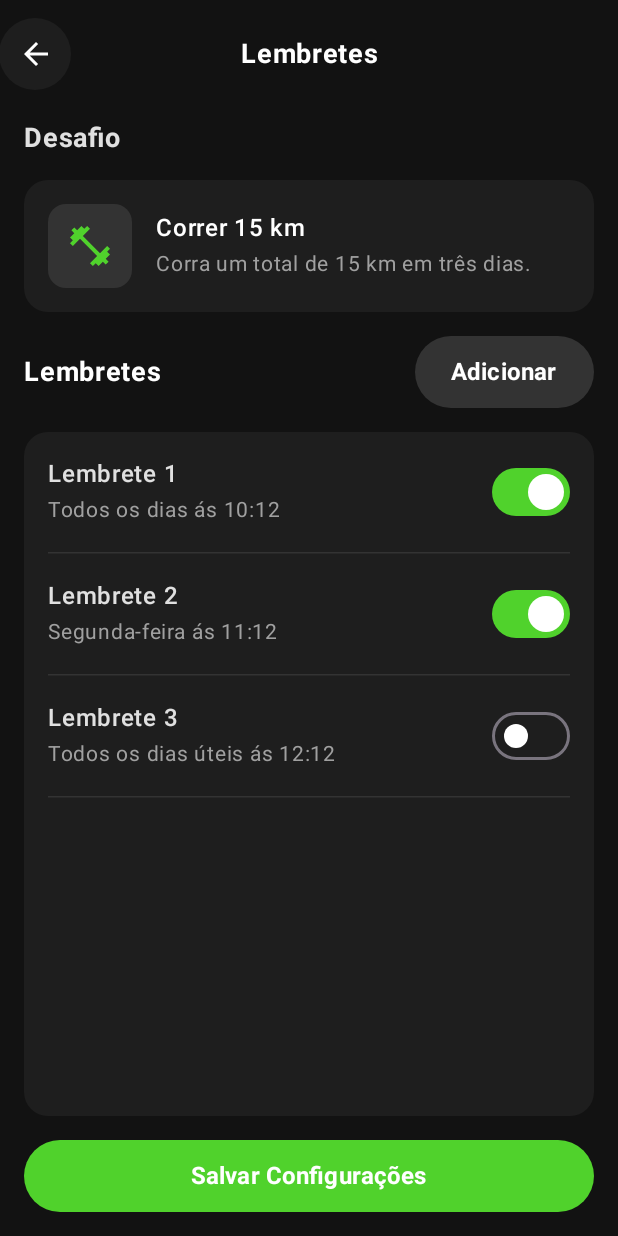
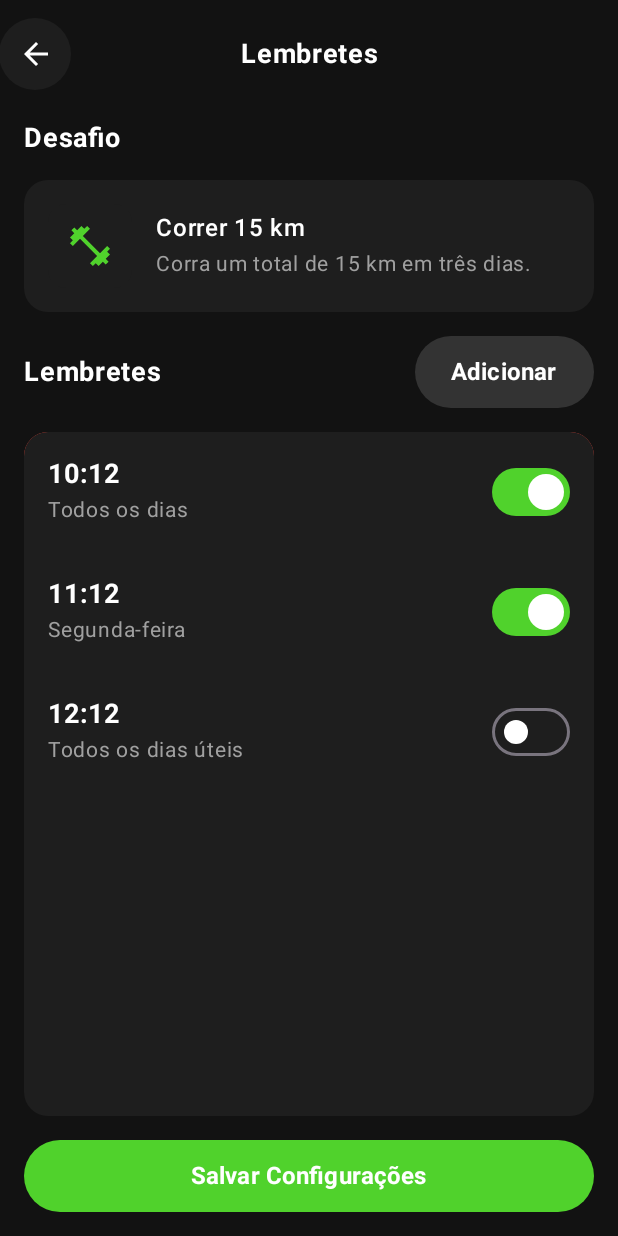
Before and after one commit to silva021/Minha_Jornada, an Android app built with Jetpack Compose: the @Preview function RemindersScreenPreview, on a phone screen of 412 x 824 dp. Run offline under Robolectric (Android 15) with nearby library versions, the phone set to English and light mode, and no system bars.

Commit message:
feat: update navigation and add swipe-to-dismiss functionality for reminders

```diff
--- a/app/src/main/java/com/silva021/minhajornada/ui/screens/challenges/reminders/RemindersContent.kt
+++ b/app/src/main/java/com/silva021/minhajornada/ui/screens/challenges/reminders/RemindersContent.kt
@@ -1,6 +1,8 @@
 package com.silva021.minhajornada.ui.screens.challenges.reminders
 
+import android.util.Log
 import androidx.compose.foundation.background
+import androidx.compose.foundation.clickable
 import androidx.compose.foundation.layout.Arrangement
 import androidx.compose.foundation.layout.Box
 import androidx.compose.foundation.layout.Column
@@ -12,17 +14,21 @@ import androidx.compose.foundation.layout.height
 import androidx.compose.foundation.layout.padding
 import androidx.compose.foundation.layout.size
 import androidx.compose.foundation.lazy.LazyColumn
-import androidx.compose.foundation.lazy.itemsIndexed
+import androidx.compose.foundation.lazy.items
 import androidx.compose.foundation.shape.RoundedCornerShape
 import androidx.compose.material.icons.Icons
+import androidx.compose.material.icons.filled.Delete
 import androidx.compose.material.icons.filled.FitnessCenter
-import androidx.compose.material3.HorizontalDivider
 import androidx.compose.material3.Icon
 import androidx.compose.material3.MaterialTheme
+import androidx.compose.material3.SwipeToDismissBox
+import androidx.compose.material3.SwipeToDismissBoxValue
 import androidx.compose.material3.Switch
 import androidx.compose.material3.SwitchDefaults
 import androidx.compose.material3.Text
+import androidx.compose.material3.rememberSwipeToDismissBoxState
 import androidx.compose.runtime.Composable
+import androidx.compose.runtime.LaunchedEffect
 import androidx.compose.ui.Alignment
 import androidx.compose.ui.Modifier
 import androidx.compose.ui.draw.clip
@@ -52,7 +58,9 @@ fun RemindersContent(
     reminders: List<Reminder>,
     onBackPressed: () -> Unit,
     onAddReminderClick: () -> Unit,
+    onEditReminder: (Reminder) -> Unit,
     onUpdateReminder: (Reminder) -> Unit,
+    onDeleteReminder: (Int) -> Unit,
     onSaveSettingsClick: () -> Unit,
 ) {
     Column(
@@ -69,7 +77,7 @@ fun RemindersContent(
         ) {
             Text(
                 text = "Desafio",
-                color = Color(0xFFE0E0E0),
+                color = Palette.textPrimary,
                 fontSize = 18.sp,
                 fontWeight = FontWeight.Bold,
                 modifier = Modifier.padding(bottom = 16.dp)
@@ -86,7 +94,7 @@ fun RemindersContent(
                 Box(
                     modifier = Modifier
                         .size(56.dp)
-                        .background(Color(0xFF333333), RoundedCornerShape(12.dp)),
+                        .background(Palette.cardBackground, RoundedCornerShape(12.dp)),
                     contentAlignment = Alignment.Center
                 ) {
                     Icon(
@@ -145,19 +153,18 @@ fun RemindersContent(
                         .background(Palette.cardBackground, RoundedCornerShape(16.dp))
                         .clip(RoundedCornerShape(16.dp))
                 ) {
-                    itemsIndexed(reminders) { index, reminder ->
-                        ReminderItem(
-                            index = index,
+                    items(
+                        items = reminders,
+                        key = { reminder -> reminder.id }
+                    ) { reminder ->
+                        Log.d("lucas-debug", "Rendering reminder: ${reminder}")
+                        SwipeableReminderItem(
                             reminder = reminder,
-                            onCheckedChange = {
-                                onUpdateReminder(reminder.copy(isActive = it))
-                            }
-                        )
-
-                        HorizontalDivider(
-                            color = Color(0xFF333333),
-                            thickness = 1.dp,
-                            modifier = Modifier.padding(horizontal = 16.dp)
+                            onCardClick = { reminder -> onEditReminder(reminder) },
+                            onCheckedChange = { isChecked -> onUpdateReminder(reminder.copy(isActive = isChecked)) },
+                            onDeleteClick = {
+                                onDeleteReminder.invoke(it)
+                            },
                         )
                     }
                 }
@@ -177,26 +184,73 @@ fun RemindersContent(
 }
 
 @Composable
+fun SwipeableReminderItem(
+    reminder: Reminder,
+    onCardClick: (Reminder) -> Unit,
+    onCheckedChange: (Boolean) -> Unit,
+    onDeleteClick: (Int) -> Unit,
+) {
+    val dismissState = rememberSwipeToDismissBoxState(
+        positionalThreshold = { totalWidth -> totalWidth * 0.5f },
+        confirmValueChange = { dismissValue ->
+            when (dismissValue) {
+                SwipeToDismissBoxValue.EndToStart -> {
+                    onDeleteClick(reminder.id)
+                    false
+                }
+
+                else -> false
+            }
+        }
+    )
+
+    SwipeToDismissBox(
+        state = dismissState,
+        enableDismissFromStartToEnd = false,
+        backgroundContent = {
+            Box(
+                modifier = Modifier
+                    .fillMaxSize()
+                    .background(Color(0xFFF44336))
+                    .padding(horizontal = 20.dp),
+                contentAlignment = Alignment.CenterEnd
+            ) {
+                Icon(
+                    imageVector = Icons.Default.Delete,
+                    contentDescription = "Delete",
+                    tint = Color.White,
+                    modifier = Modifier.size(24.dp)
+                )
+            }
+        },
+        content = {
+            ReminderItem(
+                reminder = reminder,
+                onCheckedChange = onCheckedChange,
+                onCardClick = onCardClick
+            )
+        }
+    )
+}
+
+@Composable
 fun ReminderItem(
-    index: Int,
     reminder: Reminder,
+    onCardClick: (Reminder) -> Unit,
     onCheckedChange: (Boolean) -> Unit,
 ) {
     Row(
         modifier = Modifier
             .fillMaxWidth()
-            .padding(16.dp),
+            .background(Palette.cardBackground)
+            .padding(16.dp)
+            .clickable{
+                onCardClick(reminder)
+            },
         verticalAlignment = Alignment.CenterVertically,
         horizontalArrangement = Arrangement.SpaceBetween
     ) {
         Column {
-            Text(
-                text = "Lembrete ${index.inc()}",
-                color = Color(0xFFE0E0E0),
-                fontSize = 16.sp,
-                fontWeight = FontWeight.Medium
-            )
-
             val frequencyText = when (reminder.frequency) {
                 DAILY -> "Todos os dias"
                 WEEKLY -> reminder.weekday.fullName
@@ -212,7 +266,14 @@ fun ReminderItem(
             )
 
             Text(
-                text = "$frequencyText ás $timeText",
+                text = timeText,
+                color = Palette.textPrimary,
+                fontSize = 18.sp,
+                fontWeight = FontWeight.Bold
+            )
+
+            Text(
+                text = frequencyText,
                 color = Palette.textSecondary,
                 fontSize = 14.sp
             )
@@ -243,7 +304,9 @@ fun RemindersScreenPreview() {
             onBackPressed = {},
             onAddReminderClick = {},
             onSaveSettingsClick = {},
-            onUpdateReminder = {}
+            onUpdateReminder = {},
+            onEditReminder = {},
+            onDeleteReminder = {}
         )
     }
 }
```
Also changed, not shown: app/src/main/java/com/silva021/minhajornada/MainActivity.kt (+7 -1 lines), app/src/main/java/com/silva021/minhajornada/ui/routes/Routes.kt (+4 -3 lines), app/src/main/java/com/silva021/minhajornada/ui/screens/challenges/reminders/RemindersScreen.kt (+9 -1 lines).
